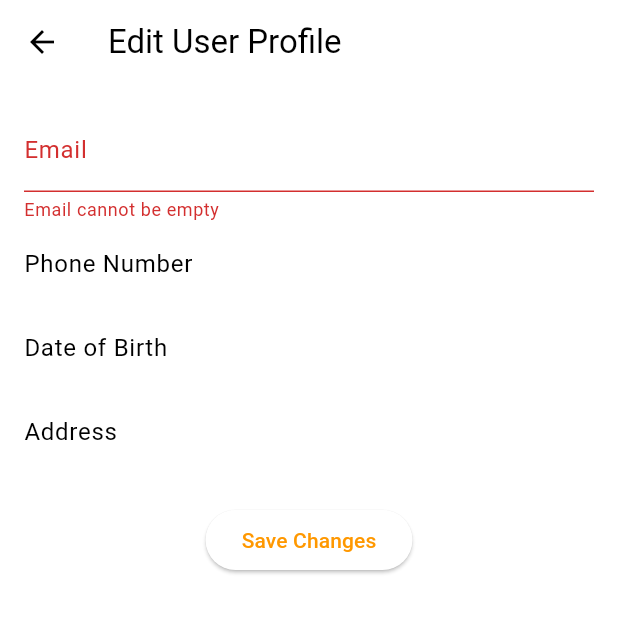
After one commit to PBP-B12/wara-warung-mobile, a Flutter app: the EditUserForm screen opened directly, after a tap on "Save Changes", on a phone screen of 412 x 824 dp, the top half of it. The commit adds this screen. Run offline on Flutter 3.47's test engine with Material 3 defaults, Android fonts, the light colour scheme and no system bars; our stand-ins replace google_fonts; missing offline and left inert: pbp_django_auth.

Commit message:
first commit integrate django

```diff
--- /dev/null
+++ b/lib/screens/edit_user_form.dart
@@ -0,0 +1,96 @@
+import 'package:flutter/material.dart';
+import 'package:provider/provider.dart';
+import 'package:pbp_django_auth/pbp_django_auth.dart';
+import 'dart:convert';
+
+class EditUserForm extends StatefulWidget {
+  const EditUserForm({super.key});
+
+  @override
+  State<EditUserForm> createState() => _EditUserFormState();
+}
+
+class _EditUserFormState extends State<EditUserForm> {
+  final _formKey = GlobalKey<FormState>();
+
+  String _email = "";
+  String _phoneNumber = "";
+  String _dateOfBirth = "";
+  String _address = "";
+
+  @override
+  Widget build(BuildContext context) {
+    final request = context.watch<CookieRequest>();
+
+    return Scaffold(
+      appBar: AppBar(
+        title: const Text("Edit User Profile"),
+      ),
+      body: Form(
+        key: _formKey,
+        child: Padding(
+          padding: const EdgeInsets.all(16.0),
+          child: Column(
+            children: [
+              TextFormField(
+                decoration: const InputDecoration(labelText: "Email"),
+                onSaved: (value) => _email = value!,
+                validator: (value) =>
+                    value!.isEmpty ? "Email cannot be empty" : null,
+              ),
+              TextFormField(
+                decoration: const InputDecoration(labelText: "Phone Number"),
+                onSaved: (value) => _phoneNumber = value!,
+              ),
+              TextFormField(
+                decoration: const InputDecoration(labelText: "Date of Birth"),
+                onSaved: (value) => _dateOfBirth = value!,
+              ),
+              TextFormField(
+                decoration: const InputDecoration(labelText: "Address"),
+                onSaved: (value) => _address = value!,
+              ),
+              const SizedBox(height: 20),
+              ElevatedButton(
+                onPressed: () async {
+                  if (_formKey.currentState!.validate()) {
+                    _formKey.currentState!.save();
+
+                    // Send POST request to Django
+                    final response = await request.postJson(
+                      "http://127.0.0.1:8000/update-flutter/",
+                      jsonEncode({
+                        'email': _email,
+                        'phone_number': _phoneNumber,
+                        'date_of_birth': _dateOfBirth,
+                        'address': _address,
+                      }),
+                    );
+
+                    if (context.mounted) {
+                      if (response['status'] == 'success') {
+                        ScaffoldMessenger.of(context).showSnackBar(
+                          const SnackBar(
+                              content:
+                                  Text("User profile updated successfully!")),
+                        );
+                        Navigator.pop(context); // Return to the previous page
+                      } else {
+                        ScaffoldMessenger.of(context).showSnackBar(
+                          const SnackBar(
+                              content: Text(
+                                  "Failed to update profile. Please try again.")),
+                        );
+                      }
+                    }
+                  }
+                },
+                child: const Text("Save Changes"),
+              ),
+            ],
+          ),
+        ),
+      ),
+    );
+  }
+}
```
Also changed, not shown: lib/screens/user_dashboard.dart (+66 -128 lines).
